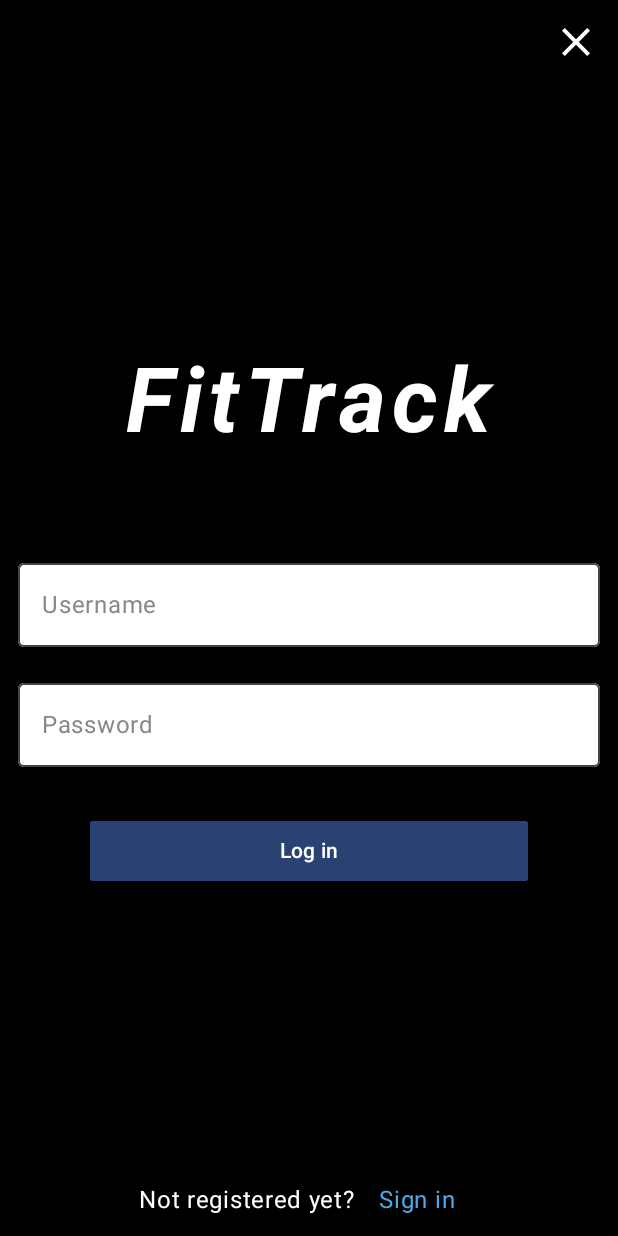
After one commit to Iagofdez99/FitTrack, an Android app built with Jetpack Compose: the LoginScreen screen opened through its navigation route, on a phone screen of 412 x 824 dp. The commit adds this screen. Run offline under Robolectric (Android 15) with nearby library versions, the phone set to English and light mode, and no system bars; our stand-ins replace Dagger/Hilt's generated code.

Commit message:
Login upgrade

```diff
--- a/app/src/main/java/com/iagofdezperez/fittrack/MainActivity.kt
+++ b/app/src/main/java/com/iagofdezperez/fittrack/MainActivity.kt
@@ -13,6 +13,7 @@ import com.iagofdezperez.fittrack.ui.data.Routes
 import com.iagofdezperez.fittrack.ui.data.exercisesWorkout
 import com.iagofdezperez.fittrack.ui.data.getCategorias
 import com.iagofdezperez.fittrack.ui.screens.details.DetailScreen
+import com.iagofdezperez.fittrack.ui.screens.login.LoginScreen
 import com.iagofdezperez.fittrack.ui.screens.mainScreen.MainScreen
 import com.iagofdezperez.fittrack.ui.theme.FitTrackTheme
 import dagger.hilt.android.AndroidEntryPoint
@@ -38,6 +39,9 @@ class MainActivity : ComponentActivity() {
                         val workoutId = backStackEntry.arguments?.getString("workoutId")
                         DetailScreen(navController,exercisesWorkout, workoutId.orEmpty())
                     }
+                    composable(route = Routes.LoginScreen.route){
+                        LoginScreen(navController)
+                    }
                 }
             }
         }
--- a/app/src/main/java/com/iagofdezperez/fittrack/ui/data/Routes.kt
+++ b/app/src/main/java/com/iagofdezperez/fittrack/ui/data/Routes.kt
@@ -5,5 +5,6 @@ sealed class Routes(val route: String) {
     object DetailScreen : Routes("DetailScreen/{workoutId}"){
         fun createRoute(workoutId:String) = "DetailScreen/$workoutId"
     }
+    object LoginScreen : Routes("LoginScreen")
 
 }
--- a/app/src/main/java/com/iagofdezperez/fittrack/ui/elements/WorkoutCard.kt
+++ b/app/src/main/java/com/iagofdezperez/fittrack/ui/elements/WorkoutCard.kt
@@ -21,11 +21,9 @@ import androidx.compose.ui.graphics.Color
 import androidx.compose.ui.res.painterResource
 import androidx.compose.ui.text.font.FontWeight
 import androidx.compose.ui.unit.dp
-import androidx.navigation.NavHostController
-import com.iagofdezperez.fittrack.ui.data.Routes
 
 @Composable
-fun WorkoutCard(workoutId: String, @DrawableRes image: Int, navController: NavHostController) {
+fun WorkoutCard(workoutId: String, @DrawableRes image: Int, onNavigationCard:(String) ->  Unit) {
     Card(
         modifier = Modifier.padding(horizontal = 8.dp, vertical = 8.dp),
         shape = RoundedCornerShape(16.dp),
@@ -35,7 +33,7 @@ fun WorkoutCard(workoutId: String, @DrawableRes image: Int, navController: NavHo
         Column {
             Box(
                 modifier = Modifier
-                    .clickable { navController.navigate(Routes.DetailScreen.createRoute(workoutId)) }
+                    .clickable { onNavigationCard(workoutId) }
             ) {
                 Image(
                     painter = painterResource(id = image),
--- a/app/src/main/java/com/iagofdezperez/fittrack/ui/elements/WorkoutScreenContent.kt
+++ b/app/src/main/java/com/iagofdezperez/fittrack/ui/elements/WorkoutScreenContent.kt
@@ -8,6 +8,7 @@ import androidx.compose.runtime.Composable
 import androidx.compose.ui.Modifier
 import androidx.compose.ui.unit.dp
 import androidx.navigation.NavHostController
+import com.iagofdezperez.fittrack.ui.data.Routes
 import com.iagofdezperez.fittrack.ui.data.WorkoutCategoriesData
 
 @Composable
@@ -22,7 +23,9 @@ fun WorkoutScreen(
         contentPadding = PaddingValues(8.dp)
     ) {
         items(workoutCategories) { workout ->
-            WorkoutCard(workoutId = workout.name, image = workout.image, navController)
+            WorkoutCard(workoutId = workout.name, image = workout.image) {
+                navController.navigate(Routes.DetailScreen.createRoute(it))
+            }
         }
     }
 }
--- a/app/src/main/java/com/iagofdezperez/fittrack/ui/elements/WorkoutsBottomAppBar.kt
+++ b/app/src/main/java/com/iagofdezperez/fittrack/ui/elements/WorkoutsBottomAppBar.kt
@@ -19,7 +19,7 @@ import androidx.compose.ui.graphics.Color
 import androidx.compose.ui.unit.dp
 
 @Composable
-fun WorkoutsBottomAppBar(modifier: Modifier = Modifier) {
+fun WorkoutsBottomAppBar(modifier: Modifier = Modifier, navHost: () -> Unit) {
     var index by rememberSaveable { mutableStateOf(0) }
     NavigationBar(containerColor = Color.Black) {
 
--- a/app/src/main/java/com/iagofdezperez/fittrack/ui/elements/WorkoutsTopAppBar.kt
+++ b/app/src/main/java/com/iagofdezperez/fittrack/ui/elements/WorkoutsTopAppBar.kt
@@ -1,9 +1,9 @@
 package com.iagofdezperez.fittrack.ui.elements
 
 import androidx.compose.material.icons.Icons
-import androidx.compose.material.icons.twotone.DateRange
 import androidx.compose.material.icons.twotone.Favorite
 import androidx.compose.material.icons.twotone.Menu
+import androidx.compose.material.icons.twotone.Person
 import androidx.compose.material.icons.twotone.Search
 import androidx.compose.material.icons.twotone.Settings
 import androidx.compose.material3.ExperimentalMaterial3Api
@@ -22,7 +22,8 @@ import androidx.compose.ui.unit.sp
 @Composable
 fun WorkoutsTopAppBar(
     modifier: Modifier = Modifier,
-    title:String = "FitTrack App"
+    title:String = "FitTrack App",
+    navHost:() -> Unit
 ) {
     MediumTopAppBar(
         title = {
@@ -49,10 +50,10 @@ fun WorkoutsTopAppBar(
                 Icon(imageVector = Icons.TwoTone.Favorite, contentDescription = "Favorite")
             }
             IconButton(onClick = {}) {
-                Icon(imageVector = Icons.TwoTone.DateRange, contentDescription = "Date")
+                Icon(imageVector = Icons.TwoTone.Search, contentDescription = "Date")
             }
-            IconButton(onClick = {}) {
-                Icon(imageVector = Icons.TwoTone.Search, contentDescription = "Search")
+            IconButton(onClick = {navHost()}) {
+                Icon(imageVector = Icons.TwoTone.Person, contentDescription = "Profile")
             }
             IconButton(onClick = {}) {
                 Icon(imageVector = Icons.TwoTone.Settings, contentDescription = "Settings")
--- a/app/src/main/java/com/iagofdezperez/fittrack/ui/screens/details/DetailGeneralScreen.kt
+++ b/app/src/main/java/com/iagofdezperez/fittrack/ui/screens/details/DetailGeneralScreen.kt
@@ -14,6 +14,7 @@ import androidx.compose.ui.Modifier
 import androidx.compose.ui.graphics.Color
 import androidx.compose.ui.unit.dp
 import androidx.navigation.NavHostController
+import com.iagofdezperez.fittrack.ui.data.Routes
 import com.iagofdezperez.fittrack.ui.data.exercisesWorkout
 import com.iagofdezperez.fittrack.ui.elements.WorkoutsBottomAppBar
 import com.iagofdezperez.fittrack.ui.elements.WorkoutsTopAppBar
@@ -25,10 +26,12 @@ fun DetailScreen(
     workoutId: String
 ) {
     val exercises = exercisesWorkout.groupBy { it.muscleGroup }
-    //val exercisesCondition = rememberSaveable { mutableStateOf(workoutId) }
     Scaffold(
-        topBar = { WorkoutsTopAppBar(title = "$workoutId workout") },
-        bottomBar = { WorkoutsBottomAppBar() },
+        topBar = {
+            WorkoutsTopAppBar(title = "$workoutId workout",
+                navHost = { navController.navigate(Routes.LoginScreen.route) })
+        },
+        bottomBar = { WorkoutsBottomAppBar(navHost = { navController.navigate(Routes.LoginScreen.route) }) },
     ) { paddingValues ->
         Column(modifier = Modifier.padding(paddingValues))
         {
--- a/app/src/main/java/com/iagofdezperez/fittrack/ui/screens/details/DetailViewModel.kt
+++ b/app/src/main/java/com/iagofdezperez/fittrack/ui/screens/details/DetailViewModel.kt
@@ -6,4 +6,5 @@ import javax.inject.Inject
 
 @HiltViewModel
 class DetailViewModel @Inject constructor():ViewModel() {
+
 }
--- /dev/null
+++ b/app/src/main/java/com/iagofdezperez/fittrack/ui/screens/login/LoginScreen.kt
@@ -0,0 +1,36 @@
+package com.iagofdezperez.fittrack.ui.screens.login
+
+import androidx.compose.foundation.background
+import androidx.compose.foundation.layout.Box
+import androidx.compose.foundation.layout.fillMaxSize
+import androidx.compose.foundation.layout.padding
+import androidx.compose.foundation.layout.size
+import androidx.compose.runtime.Composable
+import androidx.compose.ui.Alignment
+import androidx.compose.ui.Modifier
+import androidx.compose.ui.graphics.Color
+import androidx.compose.ui.unit.dp
+import androidx.navigation.NavHostController
+import com.iagofdezperez.fittrack.ui.data.Routes
+import com.iagofdezperez.fittrack.ui.screens.login.components.LoginBody
+import com.iagofdezperez.fittrack.ui.screens.login.components.LoginBottom
+import com.iagofdezperez.fittrack.ui.screens.login.components.LoginHeader
+
+//
+@Composable
+fun LoginScreen(navController: NavHostController) {
+    Box(
+        Modifier
+            .fillMaxSize()
+            .background(Color.Black)
+            .padding(12.dp)
+    ) {
+        LoginHeader(
+            Modifier
+                .align(Alignment.TopEnd)
+                .size(32.dp)
+        ) { navController.navigate(Routes.MainScreen.route) }
+        LoginBody(modifier = Modifier.align(Alignment.Center))
+        LoginBottom(Modifier.align(Alignment.BottomCenter))
+    }
+}
--- /dev/null
+++ b/app/src/main/java/com/iagofdezperez/fittrack/ui/screens/login/LoginViewModel.kt
@@ -0,0 +1,8 @@
+package com.iagofdezperez.fittrack.ui.screens.login
+
+import androidx.lifecycle.ViewModel
+import javax.inject.Inject
+
+class LoginViewModel @Inject constructor(): ViewModel() {
+
+}
--- /dev/null
+++ b/app/src/main/java/com/iagofdezperez/fittrack/ui/screens/login/components/LoginBody.kt
@@ -0,0 +1,120 @@
+package com.iagofdezperez.fittrack.ui.screens.login.components
+
+import androidx.compose.foundation.background
+import androidx.compose.foundation.layout.Box
+import androidx.compose.foundation.layout.Column
+import androidx.compose.foundation.layout.Spacer
+import androidx.compose.foundation.layout.fillMaxWidth
+import androidx.compose.foundation.layout.padding
+import androidx.compose.foundation.layout.size
+import androidx.compose.foundation.shape.CutCornerShape
+import androidx.compose.foundation.text.KeyboardOptions
+import androidx.compose.material3.Button
+import androidx.compose.material3.OutlinedTextField
+import androidx.compose.material3.Text
+import androidx.compose.material3.TextFieldDefaults
+import androidx.compose.runtime.Composable
+import androidx.compose.runtime.getValue
+import androidx.compose.runtime.mutableStateOf
+import androidx.compose.runtime.saveable.rememberSaveable
+import androidx.compose.runtime.setValue
+import androidx.compose.ui.Alignment
+import androidx.compose.ui.Modifier
+import androidx.compose.ui.graphics.Color
+import androidx.compose.ui.text.font.FontStyle
+import androidx.compose.ui.text.font.FontWeight
+import androidx.compose.ui.text.input.KeyboardType
+import androidx.compose.ui.tooling.preview.Preview
+import androidx.compose.ui.unit.dp
+import androidx.compose.ui.unit.sp
+
+@Composable
+fun LoginBody(modifier: Modifier) {
+    var user by rememberSaveable { mutableStateOf("") }
+    var password by rememberSaveable { mutableStateOf("") }
+    Column(modifier = modifier.fillMaxWidth(), horizontalAlignment = Alignment.CenterHorizontally) {
+        AppLogo()
+        Spacer(modifier = Modifier.size(64.dp))
+        UserField(user) { user = it }
+        Spacer(modifier = Modifier.size(16.dp))
+        PasswordField(password) { password = it }
+        Spacer(modifier = Modifier.size(32.dp))
+        LoginButton()
+    }
+}
+
+@Preview(showBackground = true, showSystemUi = false)
+@Composable
+fun AppLogo() {
+    Box(Modifier.fillMaxWidth(), contentAlignment = Alignment.Center) {
+        Text(
+            text = "FitTrack",
+            fontSize = 60.sp,
+            fontWeight = FontWeight.Bold,
+            fontStyle = FontStyle(1),
+            letterSpacing = 4.sp,
+            color = Color.White,
+        )
+    }
+}
+
+@Composable
+fun UserField(user: String,onChange:(String) -> Unit) {
+    OutlinedTextField(
+        modifier = Modifier.fillMaxWidth(),
+        value = user,
+        onValueChange = { onChange(it) },
+        maxLines = 1,
+        singleLine = true,
+        label = {
+            Text(
+                text = "Username",
+                Modifier.background(Color.White),
+                color = Color.Gray
+            )
+        },
+        colors = TextFieldDefaults.colors(
+            disabledContainerColor = Color.Gray,
+            focusedContainerColor = Color.White,
+            unfocusedContainerColor = Color.White,
+            focusedLabelColor = Color.White,
+        )
+    )
+}
+
+@Composable
+fun PasswordField(password:String,onPasswordChange:(String) -> Unit) {
+    OutlinedTextField(
+        modifier = Modifier.fillMaxWidth(),
+        value = password,
+        onValueChange = { onPasswordChange(it)},
+        keyboardOptions = KeyboardOptions(keyboardType = KeyboardType.Password),
+        maxLines = 1,
+        singleLine = true,
+        colors = TextFieldDefaults.colors(
+            disabledContainerColor = Color.Gray,
+            focusedContainerColor = Color.White,
+            unfocusedContainerColor = Color.White,
+            focusedLabelColor = Color.White,
+        ),
+        label = {
+            Text(
+                text = "Password",
+                Modifier.background(Color.White),
+                color = Color.Gray
+            )
+        }
+    )
+}
+
+@Composable
+fun LoginButton() {
+    Button(
+        onClick = { /*TODO*/ },
+        Modifier
+            .fillMaxWidth()
+            .padding(horizontal = 48.dp), shape = CutCornerShape(1.dp)
+    ) {
+        Text(text = "Log in")
+    }
+}
--- /dev/null
+++ b/app/src/main/java/com/iagofdezperez/fittrack/ui/screens/login/components/LoginBottom.kt
@@ -0,0 +1,26 @@
+package com.iagofdezperez.fittrack.ui.screens.login.components
+
+import androidx.compose.foundation.clickable
+import androidx.compose.foundation.layout.Row
+import androidx.compose.foundation.layout.padding
+import androidx.compose.material3.Text
+import androidx.compose.runtime.Composable
+import androidx.compose.ui.Modifier
+import androidx.compose.ui.graphics.Color
+import androidx.compose.ui.unit.dp
+import androidx.compose.ui.unit.sp
+
+@Composable
+fun LoginBottom(modifier: Modifier) {
+    Row(modifier = modifier) {
+        Text(text = "Not registered yet?", color = Color.White)
+        Text(
+            text = "Sign in",
+            color = Color(0xFF4EA8E9),
+            modifier = Modifier
+                .clickable { }
+                .padding(horizontal = 16.dp),
+            fontSize = 16.sp
+        )
+    }
+}
--- /dev/null
+++ b/app/src/main/java/com/iagofdezperez/fittrack/ui/screens/login/components/LoginHeader.kt
@@ -0,0 +1,21 @@
+package com.iagofdezperez.fittrack.ui.screens.login.components
+
+import androidx.compose.foundation.clickable
+import androidx.compose.material.icons.Icons
+import androidx.compose.material.icons.filled.Close
+import androidx.compose.material3.Icon
+import androidx.compose.runtime.Composable
+import androidx.compose.ui.Modifier
+import androidx.compose.ui.graphics.Color
+
+
+@Composable
+fun LoginHeader(modifier: Modifier, onCrossClick: () -> Unit) {
+    Icon(
+        imageVector = Icons.Default.Close,
+        contentDescription = "Close app",
+        modifier = modifier
+            .clickable { onCrossClick() },
+        tint = Color.White
+    )
+}
--- a/app/src/main/java/com/iagofdezperez/fittrack/ui/screens/mainScreen/MainScreen.kt
+++ b/app/src/main/java/com/iagofdezperez/fittrack/ui/screens/mainScreen/MainScreen.kt
@@ -6,6 +6,7 @@ import androidx.compose.runtime.Composable
 import androidx.compose.ui.Modifier
 import androidx.compose.ui.graphics.Color
 import androidx.navigation.NavHostController
+import com.iagofdezperez.fittrack.ui.data.Routes
 import com.iagofdezperez.fittrack.ui.data.WorkoutCategoriesData
 import com.iagofdezperez.fittrack.ui.elements.WorkoutScreen
 import com.iagofdezperez.fittrack.ui.elements.WorkoutsBottomAppBar
@@ -17,8 +18,8 @@ public fun MainScreen(
     navController: NavHostController
 ) {
     Scaffold(
-        topBar = { WorkoutsTopAppBar() },
-        bottomBar = { WorkoutsBottomAppBar() },
+        topBar = { WorkoutsTopAppBar (navHost = { navController.navigate(Routes.LoginScreen.route) })},
+        bottomBar = { WorkoutsBottomAppBar (navHost = { navController.navigate(Routes.LoginScreen.route) })},
         containerColor = Color.Gray
     ) {
         WorkoutScreen(workoutCategories, navController, modifier = Modifier.padding(it))
```
